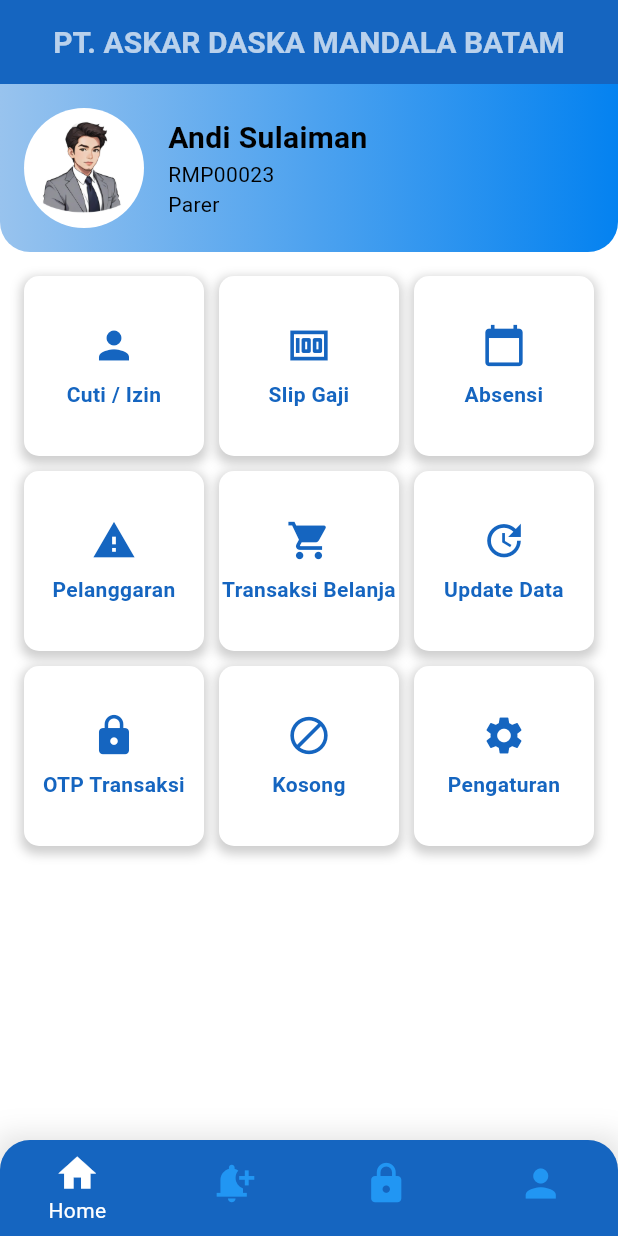
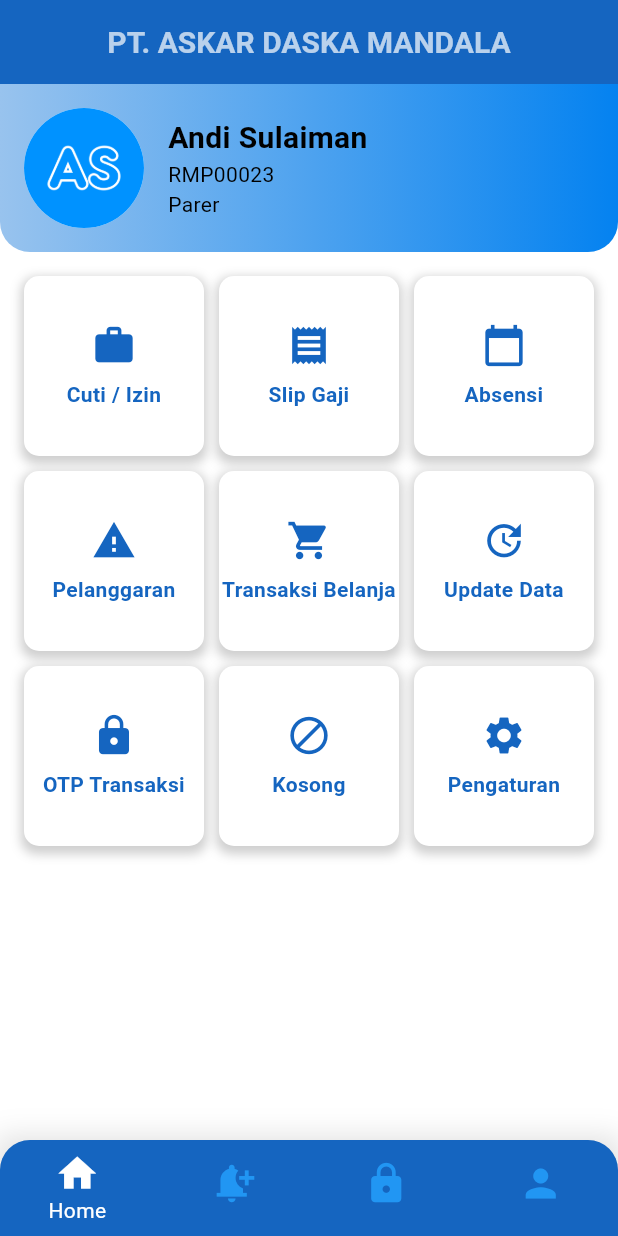
Before and after one commit to cinghuisui/ess_mobile, a Flutter app: the MenuPage screen opened directly, on a phone screen of 412 x 824 dp. Run offline on Flutter 3.47's test engine with Material 3 defaults, Android fonts, the phone set to English and light mode, and no system bars; our stand-ins replace google_fonts, image_picker.

Commit message:
Penambahan Fitur

```diff
--- a/lib/menu_page.dart
+++ b/lib/menu_page.dart
@@ -70,7 +70,7 @@ class _MenuPageState extends State<MenuPage> {
       appBar: AppBar(
         title: Center(
           child: Text(
-            'PT. ASKAR DASKA MANDALA BATAM',
+            'PT. ASKAR DASKA MANDALA',
             style: GoogleFonts.roboto(
               fontSize: 20,
               fontWeight: FontWeight.bold,
@@ -113,7 +113,7 @@ class _MenuPageState extends State<MenuPage> {
                   radius: 40,
                   backgroundColor: Colors.white,
                   backgroundImage: AssetImage(
-                      'assets/images/jancok.png'), // Tambahkan gambar di folder assets
+                      'assets/images/as.png'), // Tambahkan gambar di folder assets
                   // backgroundImage: AssetImage('images/user (3).png'),  // Tambahkan gambar di folder assets
                 ),
                 SizedBox(width: 16),
@@ -156,14 +156,14 @@ class _MenuPageState extends State<MenuPage> {
                 children: [
                   _buildMenuItem(
                       context,
-                      Icons.person,
+                      Icons.work,
                       "Cuti / Izin",
                       () => Navigator.push(
                           context,
                           MaterialPageRoute(
                               builder: (context) =>
                                   PengajuanCuti()))), // Navigasi ke halaman cuti/izin
-                  _buildMenuItem(context, Icons.money, "Slip Gaji", () {
+                  _buildMenuItem(context, Icons.receipt, "Slip Gaji", () {
                     // Tambahkan navigasi
                   }),
                   _buildMenuItem(context, Icons.calendar_today, "Absensi", () {
--- a/pubspec.yaml
+++ b/pubspec.yaml
@@ -65,6 +65,7 @@ flutter:
   assets:
     - assets/images/essadm.png
     - assets/images/jancok.png
+    - assets/images/as.png
     # - images/a_dot_ham.jpeg
 
   # An image asset can refer to one or more resolution-specific "variants", see
```
Also changed, not shown: lib/pengajuan_cuti_page.dart (+31 -7 lines), assets/images/as.png (added).
